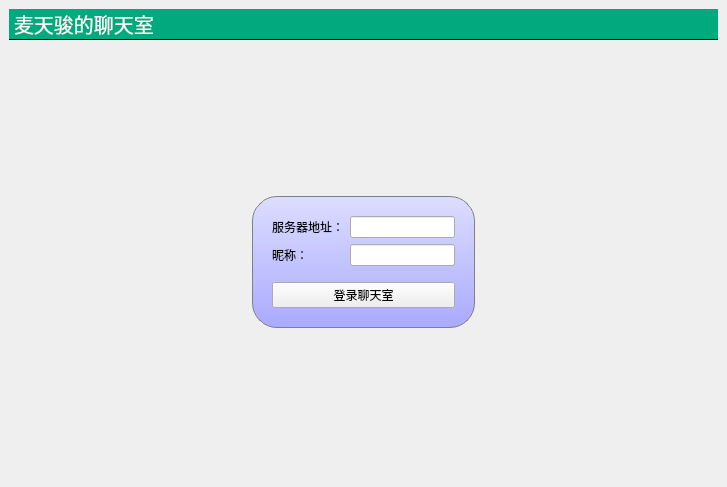
Old version of the form Lab4-ChatRoom/ChatClient/mainwindow.ui in the repository Maijunc/QtCourse.
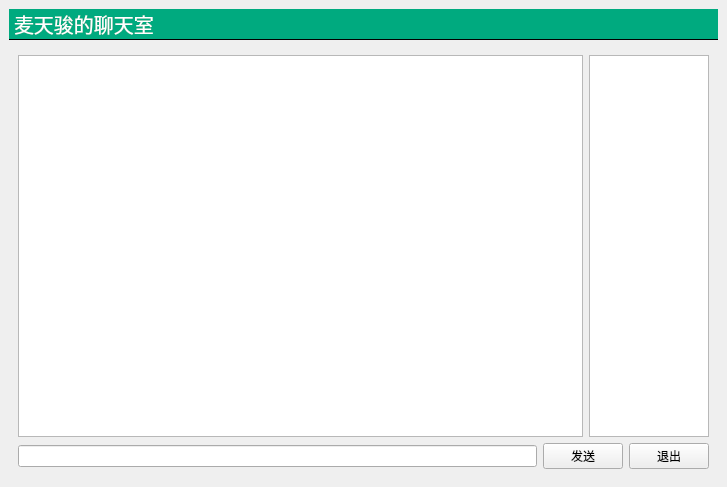
New version of the form.

Commit message: finished the ui basic logic.

```diff
--- a/Lab4-ChatRoom/ChatClient/mainwindow.ui
+++ b/Lab4-ChatRoom/ChatClient/mainwindow.ui
@@ -49,9 +49,9 @@
     <item>
      <widget class="QStackedWidget" name="stackedWidget">
       <property name="currentIndex">
-       <number>1</number>
+       <number>0</number>
       </property>
-      <widget class="QWidget" name="loginPage">
+      <widget class="QWidget" name="chatPage">
        <layout class="QVBoxLayout" name="verticalLayout_3">
         <item>
          <layout class="QHBoxLayout" name="horizontalLayout">
@@ -93,7 +93,7 @@
         </item>
        </layout>
       </widget>
-      <widget class="QWidget" name="charPage">
+      <widget class="QWidget" name="loginPage">
        <layout class="QGridLayout" name="gridLayout_2">
         <item row="1" column="0">
          <spacer name="horizontalSpacer">
```
Left out of the diff: 8 changed lines with no effect on the pictures. The commit also changes 5 other files.
